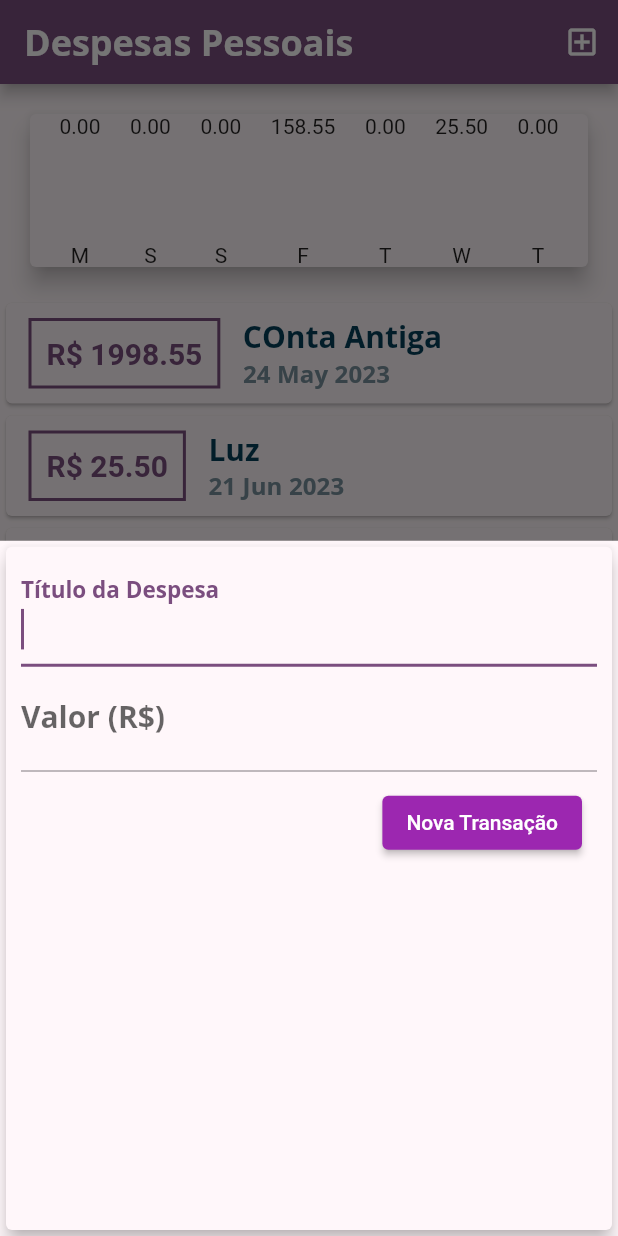
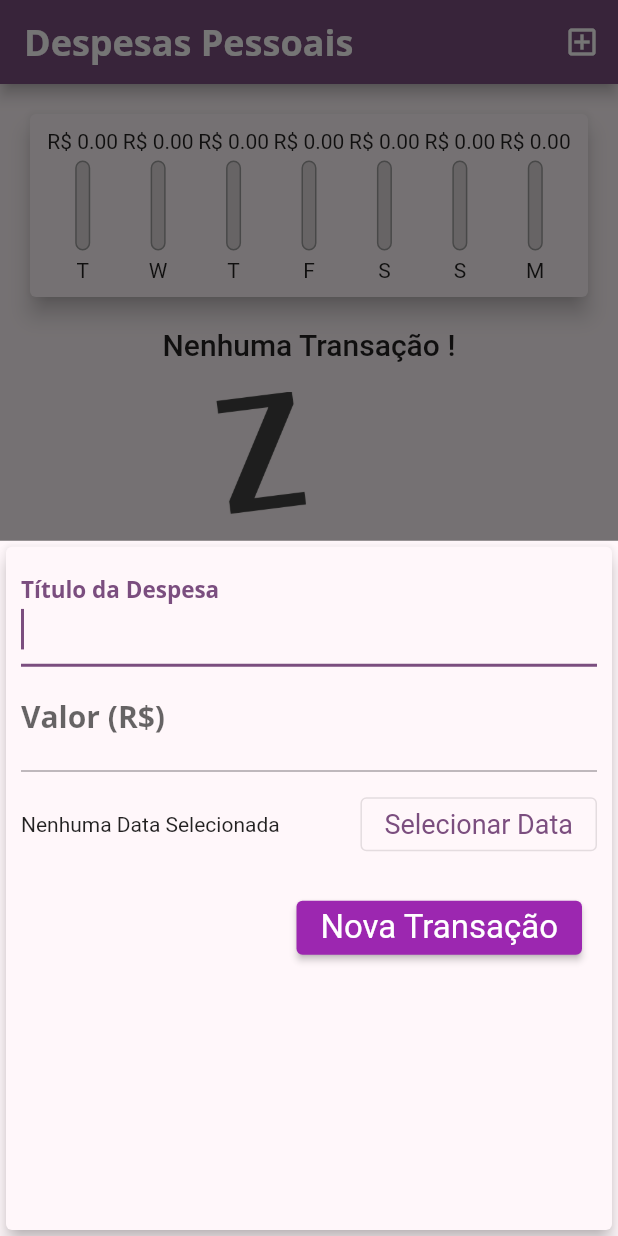
Before and after one commit to fdimant/flutter_expenses, a Flutter app: the screen it shows after launch, after a tap on the "add box" icon, on a phone screen of 412 x 824 dp. Run offline on Flutter 3.47's test engine with Material 2 defaults, Android fonts, the phone set to English and light mode, and no system bars.

Commit message:
lição 136

```diff
--- a/lib/components/chart.dart
+++ b/lib/components/chart.dart
@@ -26,6 +26,23 @@ class Chart extends StatelessWidget {
         'day': DateFormat.E().format(weekDay)[0],
         'value': totalSum,
       };
+    }).reversed.toList();
+  }
+
+  String _totalSumAbr(double value) {
+    String valueStr = '';
+    if (value > 10000) {
+      value = value / 10000;
+      valueStr = '${value.toString()}K';
+    } else {
+      valueStr = '${value.toString()}K';
+    }
+    return valueStr;
+  }
+
+  double get _weekTotalValue {
+    return groupTransactions.fold(0.0, (sum, tr) {
+      return sum + (tr['value'] as double);
     });
   }
 
@@ -35,14 +52,21 @@ class Chart extends StatelessWidget {
     return Card(
       elevation: 6,
       margin: EdgeInsets.all(20),
-      child: Row(
-        mainAxisAlignment: MainAxisAlignment.spaceEvenly,
-        children: groupTransactions.map((tr) {
-          return ChartBar(
-              label: tr['day'].toString(),
-              value: tr['value'] as double,
-              percentage: 0);
-        }).toList(),
+      child: Padding(
+        padding: const EdgeInsets.all(10.0),
+        child: Row(
+          mainAxisAlignment: MainAxisAlignment.spaceAround,
+          children: groupTransactions.map((tr) {
+            return Flexible(
+              fit: FlexFit.tight,
+              child: ChartBar(
+                label: tr['day'].toString(),
+                value: tr['value'] as double,
+                percentage: _weekTotalValue == 0 ? 0 : (tr['value'] as double) / _weekTotalValue,
+              ),
+            );
+          }).toList(),
+        ),
       ),
     );
   }
--- a/lib/components/chart_bar.dart
+++ b/lib/components/chart_bar.dart
@@ -15,12 +15,35 @@ class ChartBar extends StatelessWidget {
   Widget build(BuildContext context) {
     return Column(
       children: [
-        Text('${value.toStringAsFixed(2)}'),
+        FittedBox(child: Text('R\$ ${value.toStringAsFixed(2)}')),
         SizedBox(height: 5),
         Container(
           height: 60,
           width: 10,
-          child: null,
+          child: Stack(
+            alignment: Alignment.bottomCenter,
+            children: [
+              Container(
+                decoration: BoxDecoration(
+                  border: Border.all(
+                    color: Colors.grey,
+                    width: 1.0,
+                  ),
+                  color: Colors.black12,
+                  borderRadius: BorderRadius.circular(5),
+                ),
+              ),
+              FractionallySizedBox(
+                heightFactor: percentage,
+                child: Container(
+                  decoration: BoxDecoration(
+                    color: Theme.of(context).primaryColor,
+                    borderRadius: BorderRadius.circular(5),
+                  ),
+                ),
+              ),
+            ],
+          ),
         ),
         SizedBox(height: 5),
         Text(label),
--- a/lib/components/transaction_form.dart
+++ b/lib/components/transaction_form.dart
@@ -1,28 +1,47 @@
 import 'package:flutter/material.dart';
+import 'package:intl/intl.dart';
 
 class TransactionForm extends StatefulWidget {
-  final void Function(String, double) onSubmit;
+  final void Function(String, double, DateTime) onSubmit;
 
-  TransactionForm(this.onSubmit, {Key? key}) : super(key: key);
+  TransactionForm(this.onSubmit);
 
   @override
   State<TransactionForm> createState() => _TransactionFormState();
 }
 
 class _TransactionFormState extends State<TransactionForm> {
-  final titleController = TextEditingController();
+  final _titleController = TextEditingController();
 
-  final valueController = TextEditingController();
+  final _valueController = TextEditingController();
+  DateTime? _selectedDate;
 
   _submitForm() {
-    final title = titleController.text;
-    final value = double.tryParse(valueController.text) ?? 0.0;
-    if (title.isEmpty || value <= 0) {
+    final title = _titleController.text;
+    final value = double.tryParse(_valueController.text) ?? 0.0;
+    if (title.isEmpty || value <= 0 || _selectedDate == null) {
       return;
     }
-    widget.onSubmit(title, value);
-    titleController.text = '';
-    valueController.text = '';
+
+    widget.onSubmit(title, value, _selectedDate!);
+    _titleController.text = '';
+    _valueController.text = '';
+  }
+
+  _showDatePicker() {
+    showDatePicker(
+      context: context,
+      initialDate: DateTime.now(),
+      firstDate: DateTime(2019),
+      lastDate: DateTime.now(),
+    ).then((pickedDate) {
+      if (pickedDate == null) {
+        return;
+      }
+      setState(() {
+        _selectedDate = pickedDate;
+      });
+    });
   }
 
   @override
@@ -34,15 +53,40 @@ class _TransactionFormState extends State<TransactionForm> {
         child: Column(
           children: [
             TextField(
-              controller: titleController,
+              controller: _titleController,
               decoration: InputDecoration(labelText: 'Título da Despesa'),
               autofocus: true,
             ),
             TextField(
               keyboardType: TextInputType.numberWithOptions(decimal: true),
-              controller: valueController,
+              controller: _valueController,
               decoration: InputDecoration(labelText: 'Valor (R\$)'),
               onSubmitted: (value) => _submitForm(),
+            ),
+            Container(
+              height: 70,
+              child: Row(
+                children: [
+                  Expanded(
+                    child: Text(
+                      _selectedDate == null
+                          ? 'Nenhuma Data Selecionada'
+                          : DateFormat('d/MM/yyy').format(_selectedDate!),
+                    ),
+                  ),
+                  OutlinedButton(
+                    onPressed: _showDatePicker,
+                    child: Text(
+                      'Selecionar Data',
+                    ),
+                    style: ButtonStyle(
+                      textStyle: MaterialStatePropertyAll(TextStyle(
+                        fontSize: 18,
+                      )),
+                    ),
+                  ),
+                ],
+              ),
             ),
             Container(
               alignment: Alignment.bottomRight,
@@ -51,6 +95,9 @@ class _TransactionFormState extends State<TransactionForm> {
                 onPressed: _submitForm,
                 child: Text('Nova Transação'),
                 style: ButtonStyle(
+                  textStyle: MaterialStatePropertyAll(
+                    TextStyle(fontSize: 22),
+                  ),
                   backgroundColor: MaterialStatePropertyAll(Colors.purple),
                 ),
               ),
--- a/lib/components/transaction_list.dart
+++ b/lib/components/transaction_list.dart
@@ -4,14 +4,15 @@ import 'package:intl/intl.dart';
 
 class TransactionList extends StatelessWidget {
   final List<Transaction> transactions;
+  final void Function(String) onRemove;
 
-  TransactionList(this.transactions);
+  TransactionList(this.transactions, this.onRemove);
 
   @override
   Widget build(BuildContext context) {
     return Container(
         width: double.infinity,
-        height: 400,
+        height: 600,
         child: transactions.isEmpty
             ? Column(
                 children: [
@@ -31,47 +32,47 @@ class TransactionList extends StatelessWidget {
                   )
                 ],
               )
-            : ListView.builder(
+            : Scrollbar(
+                thumbVisibility: true,
+                thickness: 10,
+                scrollbarOrientation: ScrollbarOrientation.right,
+                radius: Radius.circular(10),
+                child: ListView.builder(
                     itemCount: transactions.length,
                     itemBuilder: (ctx, index) {
                       final tr = transactions[index];
                       return Card(
-                    child: Row(children: [
-                      Container(
+                        elevation: 5,
                         margin: EdgeInsets.symmetric(
-                          horizontal: 15,
-                          vertical: 10,
+                          vertical: 8,
+                          horizontal: 5,
                         ),
-                        decoration: BoxDecoration(
-                            border: Border.all(
-                          color: Theme.of(context).colorScheme.primary,
-                          width: 2,
-                        )),
-                        padding: EdgeInsets.all(10),
-                        child: Text(
-                          'R\$ ${tr.value.toStringAsFixed(2)}',
-                          style: TextStyle(
-                            fontSize: 20,
-                            fontWeight: FontWeight.bold,
-                            color: Theme.of(context).colorScheme.primary,
+                        child: ListTile(
+                          contentPadding: EdgeInsets.all(3),
+                          leading: CircleAvatar(
+                            radius: 30,
+                            child: Padding(
+                              padding: const EdgeInsets.all(8.0),
+                              child: FittedBox(
+                                child: Text('R\$ ${tr.value.toStringAsFixed(2)}'),
                               ),
                             ),
                           ),
-                      Column(
-                        crossAxisAlignment: CrossAxisAlignment.start,
-                        children: [
-                          Text(
+                          title: Text(
                             tr.title,
-                            style: Theme.of(context).textTheme.titleMedium,
-                          ),
-                          Text(
-                            DateFormat('d MMM y').format(tr.date),
                             style: Theme.of(context).textTheme.titleSmall,
                           ),
-                        ],
-                      )
-                    ]),
+                          subtitle: Text(
+                            DateFormat('d MMM y').format(tr.date),
+                          ),
+                          trailing: IconButton(
+                            icon: Icon(Icons.delete_outline_rounded),
+                            onPressed: () => onRemove(tr.id),
+                            color: Theme.of(context).colorScheme.error,
+                          ),
+                        ),
                       );
-                }));
+                    }),
+              ));
   }
 }
--- a/lib/main.dart
+++ b/lib/main.dart
@@ -1,4 +1,5 @@
 import 'dart:math';
+import 'dart:ui';
 
 import 'package:flutter/material.dart';
 import 'package:flutter_expenses/components/transaction_form.dart';
@@ -6,12 +7,24 @@
 import 'components/transaction_list.dart';
 import 'models/transaction.dart';
 
+import 'package:flutter/gestures.dart';
+
+class MyCustomScrollBehavior extends MaterialScrollBehavior {
+  // Override behavior methods and getters like dragDevices
+  @override
+  Set<PointerDeviceKind> get dragDevices => {
+        PointerDeviceKind.touch,
+        PointerDeviceKind.mouse,
+      };
+}
+
 main() => runApp(ExpensesApp());
 
 class ExpensesApp extends StatelessWidget {
   @override
   Widget build(BuildContext context) {
     return MaterialApp(
+      scrollBehavior: MyCustomScrollBehavior(),
       home: MyHomePage(),
       theme: ThemeData(
           colorSchemeSeed: Colors.purple,
@@ -47,26 +60,7 @@
 }
 
 class _MyHomePageState extends State<MyHomePage> {
-  final List<Transaction> _transactions = [
-    Transaction(
-      id: 't1',
-      title: 'COnta Antiga',
-      value: 1998.55,
-      date: DateTime.now().subtract(Duration(days: 33)),
-    ),
-    Transaction(
-      id: 't2',
-      title: 'Luz',
-      value: 25.50,
-      date: DateTime.now().subtract(Duration(days: 5)),
-    ),
-    Transaction(
-      id: 't0',
-      title: 'Tênis',
-      value: 158.55,
-      date: DateTime.now().subtract(Duration(days: 3)),
-    ),
-  ];
+  final List<Transaction> _transactions = [];
 
   List<Transaction> get _recentTransactions {
     return _transactions.where((tr) {
@@ -76,12 +70,12 @@
     }).toList();
   }
 
-  _addTransaction(String title, double value) {
+  _addTransaction(String title, double value, DateTime date) {
     final newTransaction = Transaction(
       id: Random().nextDouble().toString(),
       title: title,
       value: value,
-      date: DateTime.now(),
+      date: date,
     );
 
     setState(() {
@@ -89,6 +83,12 @@
     });
 
     Navigator.of(context).pop();
+  }
+
+  _removeTransaction(String id) {
+    setState(() {
+      _transactions.removeWhere((tr) => tr.id == id);
+    });
   }
 
   _opentransactionFormModal(BuildContext context) {
@@ -119,7 +119,7 @@
           crossAxisAlignment: CrossAxisAlignment.stretch,
           children: [
             Chart(_recentTransactions),
-            TransactionList(_transactions),
+            TransactionList(_transactions, _removeTransaction),
           ],
         ),
       ),
@@ -127,8 +127,7 @@
         child: Icon(Icons.add),
         onPressed: () => _opentransactionFormModal(context),
       ),
-      floatingActionButtonLocation:
-          FloatingActionButtonLocation.miniCenterFloat,
+      floatingActionButtonLocation: FloatingActionButtonLocation.miniCenterFloat,
     );
   }
 }
```
Lines whose indentation alone changed are shown as unchanged.
